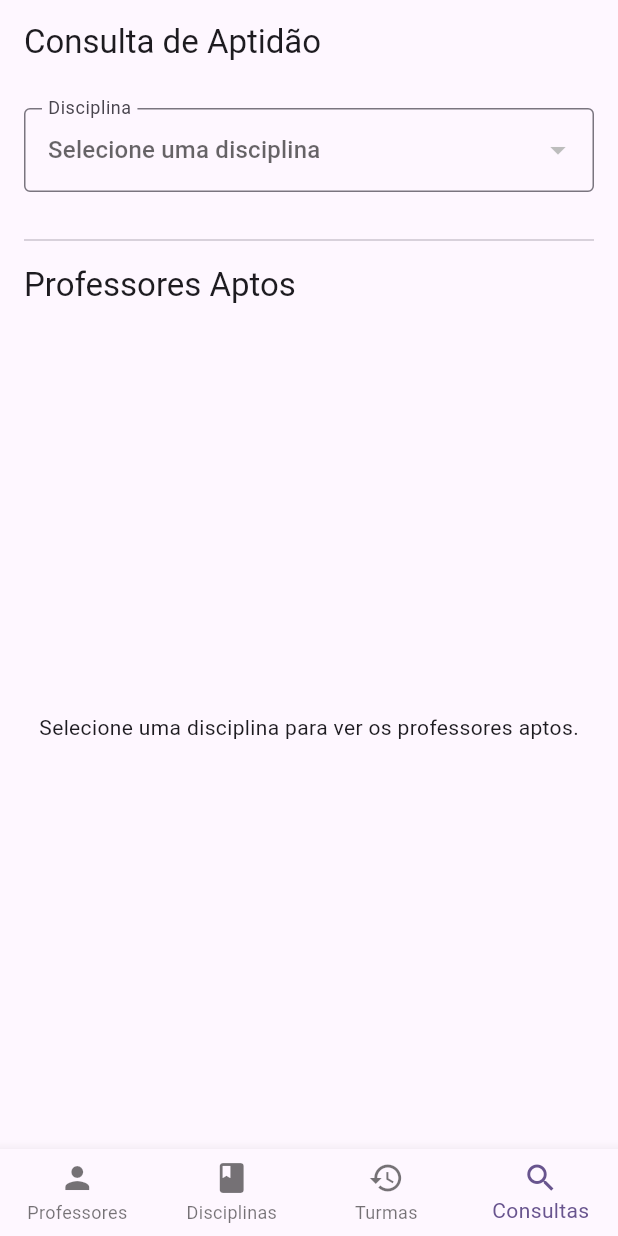
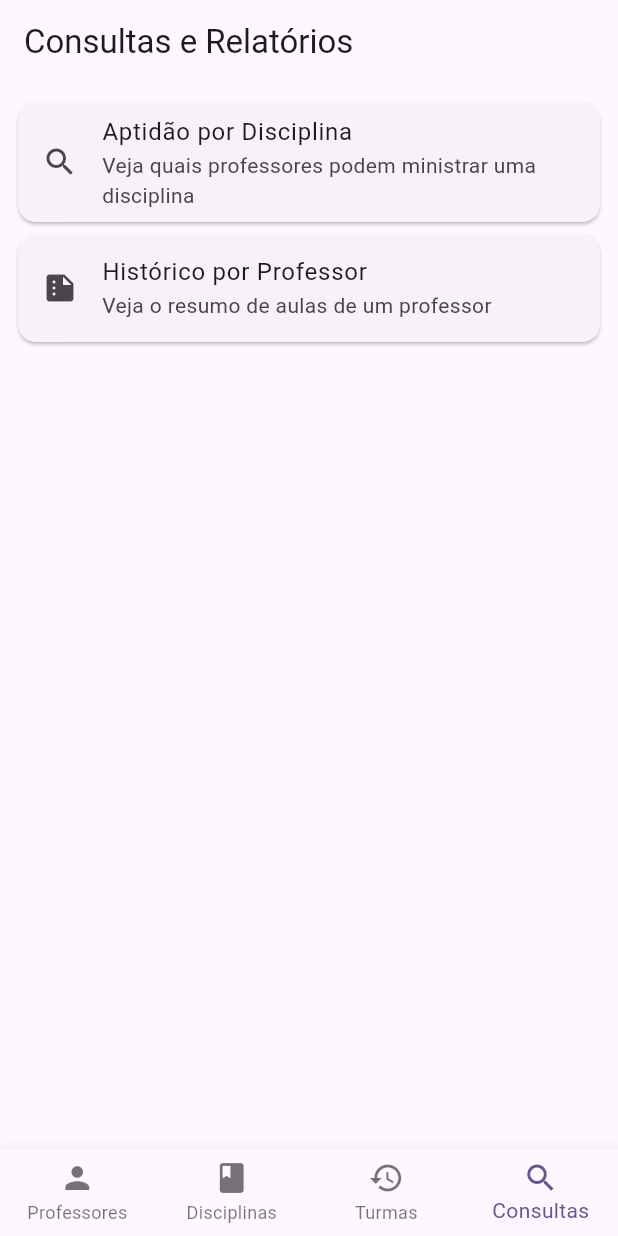
Before and after one commit to Progamadordepretendencia/university-skills, a Flutter app: the screen it shows after launch, item 4 of the bottom bar chosen, on a phone screen of 412 x 824 dp. Run offline on Flutter 3.47's test engine with Material 3 defaults, Android fonts, the phone set to English and light mode, and no system bars; network calls fail.

```diff
--- a/universidade_frontend/lib/screens/consulta_aptidao_screen.dart
+++ b/universidade_frontend/lib/screens/consulta_aptidao_screen.dart
@@ -72,13 +72,20 @@ class _ConsultaAptidaoScreenState extends State<ConsultaAptidaoScreen> {
   }
 
   @override
-  Widget build(BuildContext context) {
-    return Padding(
+Widget build(BuildContext context) {
+  // 1. Adicione o Scaffold como o widget raiz da tela.
+  return Scaffold(
+    // 2. Adicione uma AppBar. Isso dá um título à tela e um botão de "voltar" automaticamente.
+    appBar: AppBar(
+      title: const Text('Aptidão por Disciplina'),
+    ),
+    // 3. O conteúdo anterior da sua tela agora vai dentro da propriedade `body` do Scaffold.
+    body: Padding(
       padding: const EdgeInsets.all(16.0),
       child: Column(
         crossAxisAlignment: CrossAxisAlignment.stretch,
         children: [
-          // Menu suspenso para selecionar a disciplina
+          // ... o resto do seu código (Dropdown, Divider, Expanded) continua o mesmo aqui dentro ...
           DropdownButtonFormField<int>(
             value: _selectedDisciplinaId,
             hint: _isLoadingDisciplinas
@@ -99,15 +106,14 @@ class _ConsultaAptidaoScreenState extends State<ConsultaAptidaoScreen> {
           const SizedBox(height: 8),
           Text('Professores Aptos', style: Theme.of(context).textTheme.titleLarge),
           const SizedBox(height: 16),
-
-          // Área de Resultados
           Expanded(
             child: _buildResultsWidget(),
           ),
         ],
       ),
-    );
-  }
+    ),
+  );
+}
 
   // Widget auxiliar para construir a área de resultados
   Widget _buildResultsWidget() {
--- /dev/null
+++ b/universidade_frontend/lib/screens/consultas_menu_screen.dart
@@ -0,0 +1,37 @@
+// lib/screens/consultas_menu_screen.dart
+import 'package:flutter/material.dart';
+import 'package:universidade_frontend/screens/consulta_aptidao_screen.dart';
+import 'package:universidade_frontend/screens/consulta_historico_screen.dart';
+
+class ConsultasMenuScreen extends StatelessWidget {
+  const ConsultasMenuScreen({super.key});
+
+  @override
+  Widget build(BuildContext context) {
+    return ListView(
+      padding: const EdgeInsets.all(8.0),
+      children: [
+        Card(
+          child: ListTile(
+            leading: const Icon(Icons.search),
+            title: const Text('Aptidão por Disciplina'),
+            subtitle: const Text('Veja quais professores podem ministrar uma disciplina'),
+            onTap: () => Navigator.of(context).push(
+              MaterialPageRoute(builder: (_) => const ConsultaAptidaoScreen()),
+            ),
+          ),
+        ),
+        Card(
+          child: ListTile(
+            leading: const Icon(Icons.summarize),
+            title: const Text('Histórico por Professor'),
+            subtitle: const Text('Veja o resumo de aulas de um professor'),
+            onTap: () => Navigator.of(context).push(
+              MaterialPageRoute(builder: (_) => const ConsultaHistoricoScreen()),
+            ),
+          ),
+        ),
+      ],
+    );
+  }
+}
--- a/universidade_frontend/lib/screens/main_screen.dart
+++ b/universidade_frontend/lib/screens/main_screen.dart
@@ -1,6 +1,6 @@
 // lib/screens/main_screen.dart (VERSÃO ATUALIZADA)
 import 'package:flutter/material.dart';
-import 'package:universidade_frontend/screens/consulta_aptidao_screen.dart'; // <-- NOVO
+import 'package:universidade_frontend/screens/consultas_menu_screen.dart';
 import 'package:universidade_frontend/screens/disciplinas_screen.dart';
 import 'package:universidade_frontend/screens/professores_screen.dart';
 import 'package:universidade_frontend/screens/turmas_screen.dart';
@@ -27,7 +27,7 @@ class _MainScreenState extends State<MainScreen> {
       ProfessoresScreen(key: _professoresKey),
       DisciplinasScreen(key: _disciplinasKey),
       TurmasScreen(key: _turmasKey),
-      const ConsultaAptidaoScreen(), // <-- NOVO
+      const ConsultasMenuScreen(),
     ];
   }
 
@@ -35,7 +35,7 @@ class _MainScreenState extends State<MainScreen> {
     'Gerenciar Professores',
     'Gerenciar Disciplinas',
     'Histórico de Turmas',
-    'Consulta de Aptidão', // <-- NOVO
+    'Consultas e Relatórios', // <-- NOVO
   ];
 
   void _onItemTapped(int index) {
```
Also changed, not shown: universidade_frontend/lib/models/historico_model.dart (added, +35 -0 lines), universidade_frontend/lib/screens/consulta_historico_screen.dart (added, +139 -0 lines), universidade_frontend/lib/services/api_service.dart (+14 -4 lines).
